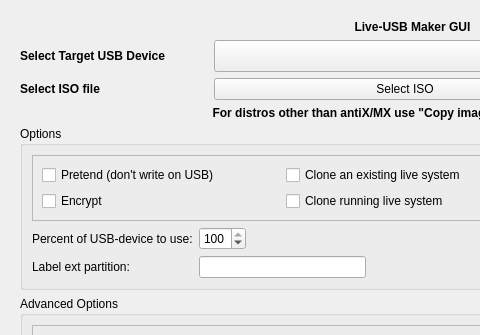
The window that mainwindow.ui (AdrianTM/mx-live-usb-maker) describes before a commit, drawn with Qt 5; both pictures show x 0 to 480 and y 0 to 335 of the 825 by 789 pixel window.
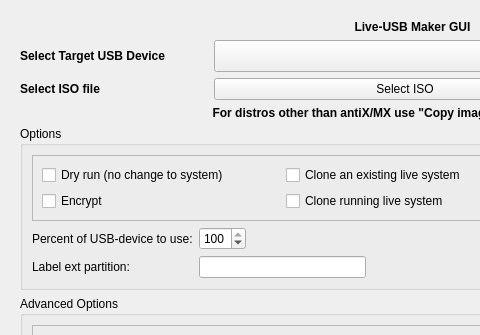
The same window after the commit. Icons and pictures are not drawn.

```diff
--- a/mainwindow.ui
+++ b/mainwindow.ui
@@ -324,7 +324,7 @@
                 <string>Don't run commands that affect the usb device</string>
                </property>
                <property name="text">
-                <string>Pretend (don't write on USB)</string>
+                <string>Dry run (no change to system)</string>
                </property>
               </widget>
              </item>
```
